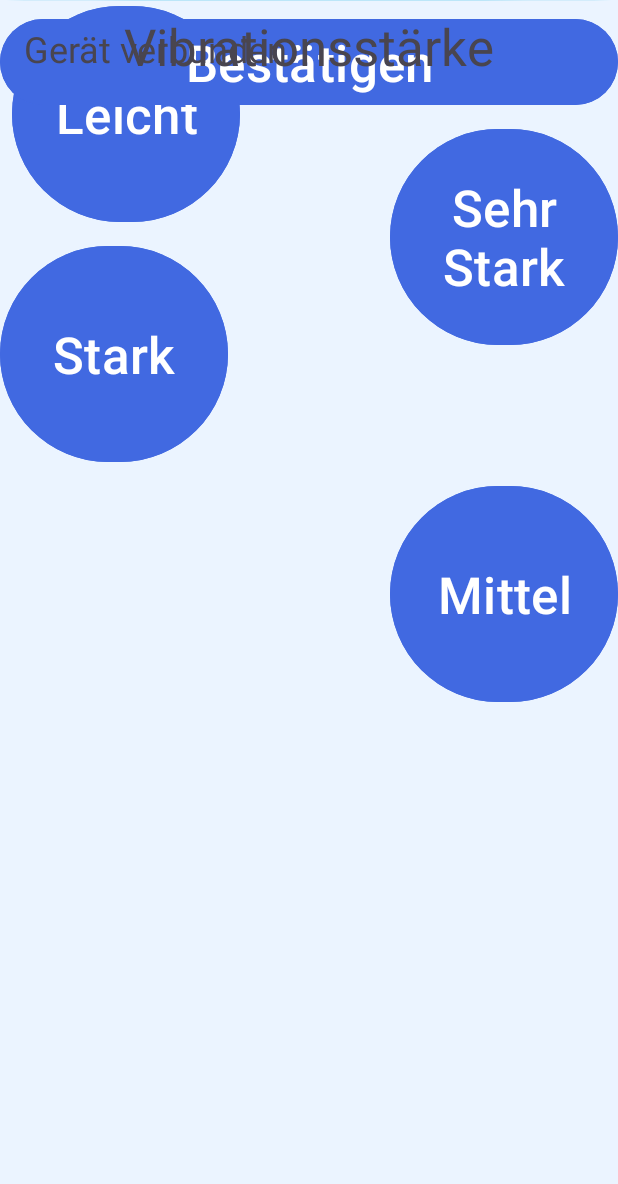
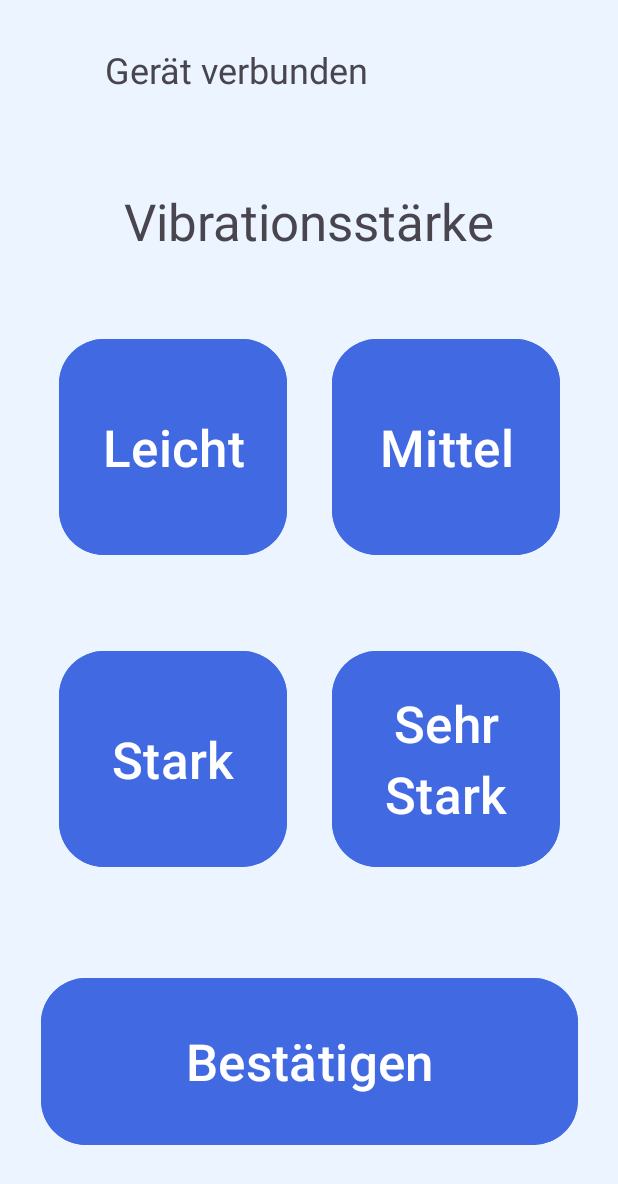
Before and after one commit to Swordpro3001/SSAB_Applikation, an Android app: the screen it shows after launch (MainActivity), on a phone screen of 412 x 824 dp. Shown: the top 1184 px of the screen. Run offline under Robolectric (Android 15) with nearby library versions, the phone set to English and light mode, and no system bars; Roboto replaces fonts that are not available here; 4 statements that could not run were skipped.

Commit message:
activity_main.xml wieder richtig angeordnet.

```diff
--- a/app/src/main/res/layout/activity_main.xml
+++ b/app/src/main/res/layout/activity_main.xml
@@ -2,6 +2,7 @@
 <androidx.constraintlayout.widget.ConstraintLayout xmlns:android="http://schemas.android.com/apk/res/android"
     xmlns:app="http://schemas.android.com/apk/res-auto"
     xmlns:tools="http://schemas.android.com/tools"
+    android:id="@+id/main"
     android:layout_width="match_parent"
     android:layout_height="match_parent"
     android:background="@drawable/unsereshapes"
@@ -12,76 +13,90 @@
         android:layout_width="152dp"
         android:layout_height="152dp"
         android:backgroundTint="#4169E1"
+        android:lineSpacingExtra="8sp"
         android:text="Leicht"
         android:textSize="34sp"
-        android:layout_marginStart="8dp"
+        app:cornerRadius="30dip"
+        app:layout_constraintBottom_toBottomOf="parent"
+        app:layout_constraintEnd_toEndOf="parent"
+        app:layout_constraintHorizontal_bias="0.15"
         app:layout_constraintStart_toStartOf="parent"
-        app:layout_constraintTop_toTopOf="parent" />
+        app:layout_constraintTop_toTopOf="parent"
+        app:layout_constraintVertical_bias="0.32999998" />
 
-    <ImageView
-        android:id="@+id/imageView2"
-        android:layout_width="0dp"
-        android:layout_height="wrap_content"
+    <Button
+        android:id="@+id/buttonBestätigen"
+        android:layout_width="358dp"
+        android:layout_height="119dp"
+        android:backgroundTint="#4169E1"
+        android:lineSpacingExtra="8sp"
+        android:text="Bestätigen"
+        android:textSize="34sp"
+        app:cornerRadius="30dip"
+        app:layout_constraintBottom_toBottomOf="parent"
         app:layout_constraintEnd_toEndOf="parent"
         app:layout_constraintStart_toStartOf="parent"
         app:layout_constraintTop_toTopOf="parent"
-        app:srcCompat="@drawable/custom_oval_shape" />
-
-    <Button
-        android:id="@+id/buttonBestätigen"
-        android:layout_width="0dp"
-        android:layout_height="wrap_content"
-        android:backgroundTint="#4169E1"
-        android:text="Bestätigen"
-        android:textSize="34sp"
-        android:layout_marginTop="8dp"
-        app:layout_constraintStart_toStartOf="parent"
-        app:layout_constraintEnd_toEndOf="parent"
-        app:layout_constraintTop_toBottomOf="@+id/imageView2" />
+        app:layout_constraintVertical_bias="0.92" />
 
     <Button
         android:id="@+id/buttonStark"
         android:layout_width="152dp"
         android:layout_height="152dp"
         android:backgroundTint="#4169E1"
+        android:lineSpacingExtra="8sp"
         android:text="Stark"
         android:textSize="34sp"
-        android:layout_marginTop="8dp"
+        app:cornerRadius="30dip"
+        app:layout_constraintBottom_toBottomOf="parent"
+        app:layout_constraintEnd_toEndOf="parent"
+        app:layout_constraintHorizontal_bias="0.15"
         app:layout_constraintStart_toStartOf="parent"
-        app:layout_constraintTop_toBottomOf="@+id/buttonLeicht" />
+        app:layout_constraintTop_toTopOf="parent"
+        app:layout_constraintVertical_bias="0.64" />
 
     <Button
         android:id="@+id/buttonSehrStark"
         android:layout_width="152dp"
         android:layout_height="152dp"
         android:backgroundTint="#4169E1"
+        android:lineSpacingExtra="8sp"
         android:text="Sehr Stark"
         android:textSize="34sp"
-        android:layout_marginTop="8dp"
+        app:cornerRadius="30dip"
+        app:layout_constraintBottom_toBottomOf="parent"
         app:layout_constraintEnd_toEndOf="parent"
-        app:layout_constraintTop_toBottomOf="@+id/buttonBestätigen" />
+        app:layout_constraintHorizontal_bias="0.85"
+        app:layout_constraintStart_toStartOf="parent"
+        app:layout_constraintTop_toTopOf="parent"
+        app:layout_constraintVertical_bias="0.64" />
 
     <Button
         android:id="@+id/buttonMittel"
         android:layout_width="152dp"
         android:layout_height="152dp"
         android:backgroundTint="#4169E1"
+        android:lineSpacingExtra="8sp"
         android:text="Mittel"
         android:textSize="34sp"
-        android:layout_marginTop="8dp"
+        app:cornerRadius="30dip"
+        app:layout_constraintBottom_toBottomOf="parent"
         app:layout_constraintEnd_toEndOf="parent"
-        app:layout_constraintTop_toBottomOf="@+id/buttonStark" />
+        app:layout_constraintHorizontal_bias="0.85"
+        app:layout_constraintStart_toStartOf="parent"
+        app:layout_constraintTop_toTopOf="parent"
+        app:layout_constraintVertical_bias="0.32999998" />
 
     <TextView
         android:id="@+id/GerätVerbundenText"
         android:layout_width="wrap_content"
         android:layout_height="wrap_content"
+        android:layout_marginStart="70dp"
+        android:layout_marginTop="30dp"
         android:text="Gerät verbunden"
         android:textSize="24sp"
         app:layout_constraintStart_toStartOf="parent"
-        app:layout_constraintTop_toTopOf="parent"
-        android:layout_marginStart="16dp"
-        android:layout_marginTop="16dp" />
+        app:layout_constraintTop_toTopOf="parent" />
 
     <TextView
         android:id="@+id/VibrationsstärkeText"
@@ -89,9 +104,11 @@
         android:layout_height="wrap_content"
         android:text="Vibrationsstärke"
         android:textSize="34sp"
+        app:layout_constraintBottom_toBottomOf="parent"
         app:layout_constraintEnd_toEndOf="parent"
         app:layout_constraintStart_toStartOf="parent"
         app:layout_constraintTop_toTopOf="parent"
-        android:layout_marginTop="8dp" />
+        app:layout_constraintVertical_bias="0.16000003" />
+
 
 </androidx.constraintlayout.widget.ConstraintLayout>
```
